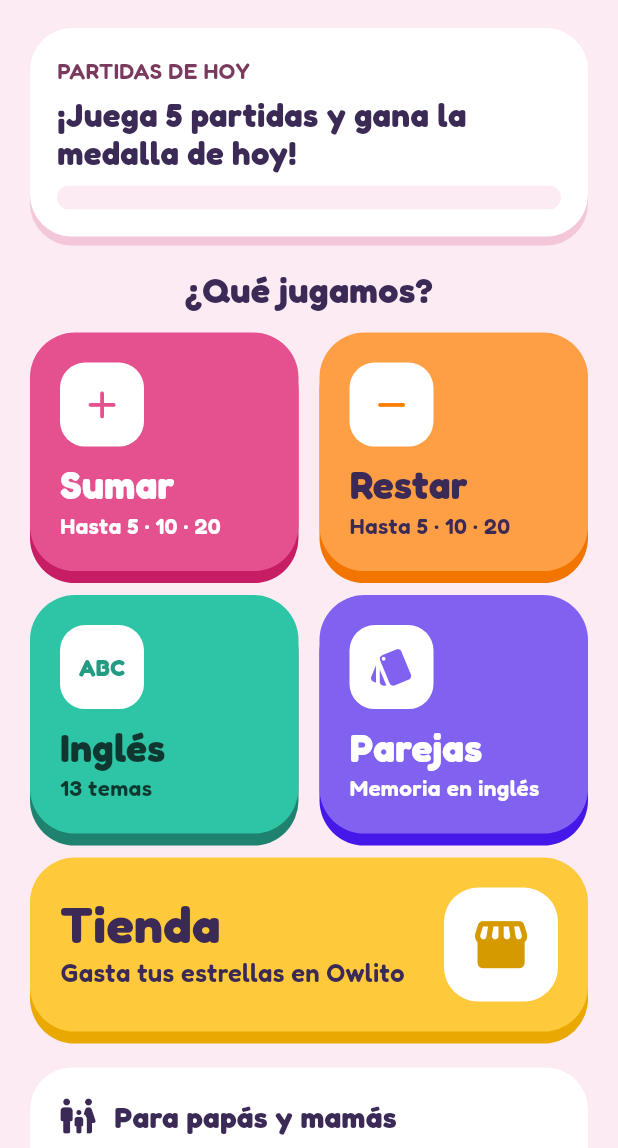
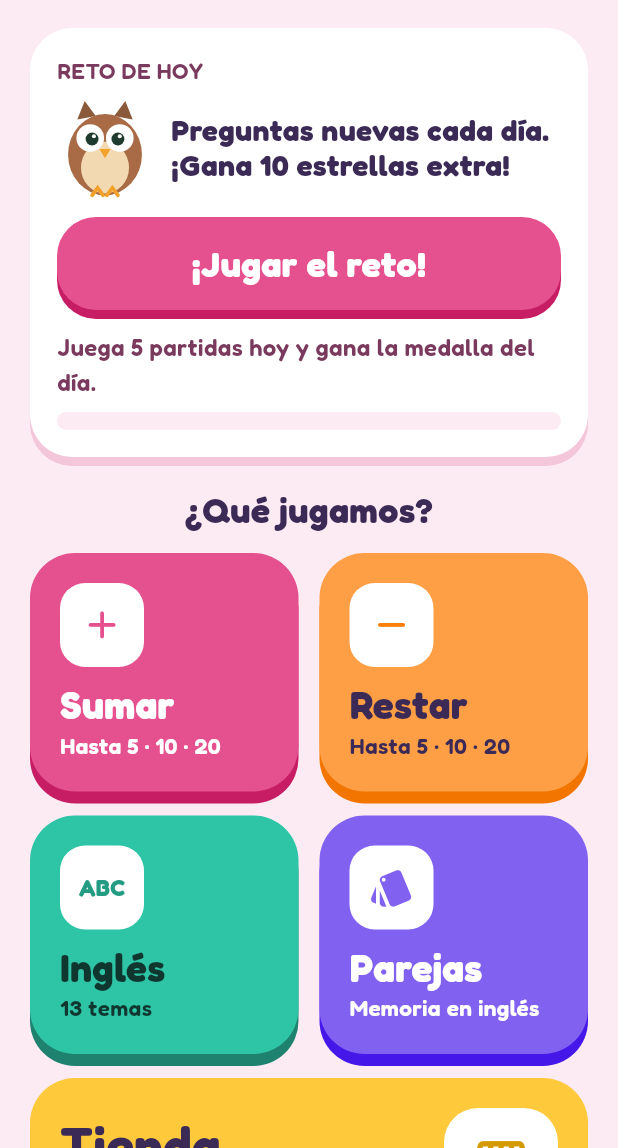
Before and after one commit to VL4N/Infantil, a Flutter app: the screen it shows after launch, on a phone screen of 412 x 824 dp, the part 88-1236 px from its top. Run offline on Flutter 3.47's test engine with Material 3 defaults, Android fonts, the phone set to English and light mode, and no system bars; our stand-ins replace audioplayers, flutter_local_notifications, flutter_tts, google_mobile_ads, in_app_purchase, shared_preferences and 1 more.

Commit message:
Reto de hoy, estrellas diarias y Owlito triste si no se hace el reto
- Las estrellas de cada nivel empiezan de nuevo cada día (el mejor resultado de siempre queda para papás).
- Reto de hoy: 10 preguntas que cambian cada día (sumas, restas e inglés), +10 estrellas una vez al día.
- Racha de días seguidos con el reto.
- Owlito se ve feliz con el reto hecho y triste si ayer no se hizo, en el menú y en la tarjeta del reto.

Co-Authored-By: Claude Opus 5.5 <noreply@anthropic.com>
Claude-Session: https://claude.ai/code/session_01HnKd8G3W1hyppV29D5Z1Vg

```diff
--- a/lib/logic/content.dart
+++ b/lib/logic/content.dart
@@ -73,6 +73,7 @@ String memoryKey(Topic topic) => 'parejas-${topic.key}';
 
 /// Nombre para papás de un nivel o tema guardado con [mathKey], [topicKey] o [memoryKey].
 String progressLabel(String key) {
+  if (key == 'reto-hoy') return 'Reto de hoy';
   final dash = key.indexOf('-');
   final kind = dash < 0 ? '' : key.substring(0, dash);
   final rest = key.substring(dash + 1);
--- /dev/null
+++ b/lib/logic/daily.dart
@@ -0,0 +1,21 @@
+import 'dart:math';
+
+import 'content.dart';
+import 'questions.dart';
+
+/// Clave del reto de hoy (para guardar su resultado).
+const challengeKey = 'reto-hoy';
+
+/// Número del día (20261021) para que el reto sea el mismo todo el día y cambie al siguiente.
+int dayNumber(DateTime t) => t.year * 10000 + t.month * 100 + t.day;
+
+/// Las preguntas del reto de hoy: sumas, restas e inglés mezclados. Con la misma semilla
+/// (el día y el niño) salen siempre las mismas; al día siguiente, otras.
+Random challengeRandom(DateTime day, int profileId) => Random(dayNumber(day) * 7 + profileId);
+
+/// Una pregunta del reto. Usa niveles hasta 10 y los temas de inglés que el niño puede jugar.
+QuestionMaker challengeQuestions(List<Topic> playableTopics) => (r) => switch (r.nextInt(3)) {
+      0 => additionQuestion(r, 10),
+      1 => subtractionQuestion(r, 10),
+      _ => englishMixedQuestion(r, playableTopics[r.nextInt(playableTopics.length)]),
+    };
--- a/lib/screens/menu_screen.dart
+++ b/lib/screens/menu_screen.dart
@@ -1,6 +1,7 @@
 import 'package:flutter/material.dart';
 
 import '../logic/content.dart';
+import '../logic/daily.dart';
 import '../logic/questions.dart';
 import '../services/app_state.dart';
 import '../services/voice.dart';
@@ -83,37 +84,10 @@ class MenuScreen extends StatelessWidget {
   /// Tarjeta de las partidas de hoy y los juegos en cuadrícula. De día ("Caramelo") y de noche
   /// ("Noche estrellada") es la misma pantalla; solo cambian los colores.
   List<Widget> _body(BuildContext context, List<_Game> games) {
-    final p = context.palette;
     final today = AppState.instance.gamesToday;
     final left = AppState.dailyGoal - today;
     return [
-      _Card(
-        child: Column(
-          crossAxisAlignment: CrossAxisAlignment.start,
-          children: [
-            Text('PARTIDAS DE HOY', style: TextStyle(fontSize: 15, fontWeight: FontWeight.w600, color: p.inkSoft)),
-            const SizedBox(height: 6),
-            Text(
-              today == 0
-                  ? '¡Juega ${AppState.dailyGoal} partidas y gana la medalla de hoy!'
-                  : left > 0
-                      ? '¡Vas muy bien! ${left == 1 ? 'Una partida más' : '$left partidas más'} para tu medalla'
-                      : '¡Ganaste la medalla de hoy!',
-              style: const TextStyle(fontSize: 22, fontWeight: FontWeight.w700, height: 1.15),
-            ),
-            const SizedBox(height: 10),
-            ClipRRect(
-              borderRadius: BorderRadius.circular(99),
-              child: LinearProgressIndicator(
-                value: (today / AppState.dailyGoal).clamp(0, 1).toDouble(),
-                minHeight: 16,
-                color: p.math,
-                backgroundColor: p.bg,
-              ),
-            ),
-          ],
-        ),
-      ),
+      _ChallengeCard(today: today, left: left),
       const SizedBox(height: 18),
       const Text('¿Qué jugamos?', textAlign: TextAlign.center, style: TextStyle(fontSize: 24, fontWeight: FontWeight.w700)),
       const SizedBox(height: 12),
@@ -136,6 +110,98 @@ class MenuScreen extends StatelessWidget {
 }
 
 
+/// Reto de hoy (preguntas nuevas cada día y estrellas extra) y la medalla de las partidas de hoy.
+class _ChallengeCard extends StatelessWidget {
+  const _ChallengeCard({required this.today, required this.left});
+  final int today;
+  final int left;
+
+  @override
+  Widget build(BuildContext context) {
+    final p = context.palette;
+    final state = AppState.instance;
+    final done = state.challengeDoneToday;
+    final mood = state.owlMood;
+    final streak = state.challengeStreak;
+    void play() {
+      final topicsToPlay = [for (final t in topics) if (state.canPlayTopic(t.key)) t];
+      Navigator.push(
+        context,
+        MaterialPageRoute(
+          builder: (_) => GameScreen(
+            title: 'Reto de hoy',
+            progressKey: challengeKey,
+            makeQuestion: challengeQuestions(topicsToPlay),
+            random: challengeRandom(state.now(), state.profile.id),
+          ),
+        ),
+      );
+    }
+
+    return _Card(
+      child: Column(
+        crossAxisAlignment: CrossAxisAlignment.stretch,
+        children: [
+          Text('RETO DE HOY', style: TextStyle(fontSize: 15, fontWeight: FontWeight.w600, color: p.inkSoft)),
+          const SizedBox(height: 6),
+          Row(
+            children: [
+              Owl(size: 64, night: p.night, wearing: state.wearing, feathers: state.featherColors, mood: mood),
+              const SizedBox(width: 12),
+              Expanded(
+                child: Text(
+                  key: const Key('challenge-text'),
+                  switch (mood) {
+                    OwlMood.happy => '¡Reto completado! Owlito está feliz. Mañana hay uno nuevo.',
+                    OwlMood.sad => 'Owlito está triste: ayer no hubo reto. ¡Juega el de hoy para alegrarlo!',
+                    OwlMood.normal => 'Preguntas nuevas cada día. ¡Gana ${AppState.challengeBonus} estrellas extra!',
+                  },
+                  style: const TextStyle(fontSize: 20, fontWeight: FontWeight.w700, height: 1.15),
+                ),
+              ),
+            ],
+          ),
+          if (streak >= 2) ...[
+            const SizedBox(height: 6),
+            Text('🔥 $streak días seguidos con el reto',
+                key: const Key('challenge-streak'),
+                style: TextStyle(fontSize: 16, fontWeight: FontWeight.w700, color: p.inkSoft)),
+          ],
+          const SizedBox(height: 12),
+          BigButton(
+            key: const Key('challenge'),
+            label: done ? 'Jugar otra vez' : '¡Jugar el reto!',
+            fontSize: done ? 20 : 24,
+            color: done ? null : p.math,
+            textColor: done ? null : p.mathInk,
+            padding: const EdgeInsets.symmetric(vertical: 14, horizontal: 16),
+            onTap: play,
+          ),
+          const SizedBox(height: 14),
+          Text(
+            today == 0
+                ? 'Juega ${AppState.dailyGoal} partidas hoy y gana la medalla del día.'
+                : left > 0
+                    ? '¡Vas muy bien! ${left == 1 ? 'Una partida más' : '$left partidas más'} para la medalla de hoy.'
+                    : '¡Ganaste la medalla de hoy!',
+            style: TextStyle(fontSize: 16, color: p.inkSoft),
+          ),
+          const SizedBox(height: 8),
+          ClipRRect(
+            borderRadius: BorderRadius.circular(99),
+            child: LinearProgressIndicator(
+              value: (today / AppState.dailyGoal).clamp(0, 1).toDouble(),
+              minHeight: 12,
+              color: p.math,
+              backgroundColor: p.bg,
+            ),
+          ),
+        ],
+      ),
+    );
+  }
+}
+
 class _Game {
   const _Game(this.title, this.subtitle, this.color, this.ink, this.icon, this.onTap);
   final String title;
@@ -156,7 +222,12 @@ class _Header extends StatelessWidget {
   @override
   Widget build(BuildContext context) => Row(
         children: [
-          Owl(size: 44, night: night, wearing: AppState.instance.wearing, feathers: AppState.instance.featherColors),
+          Owl(
+              size: 44,
+              night: night,
+              wearing: AppState.instance.wearing,
+              feathers: AppState.instance.featherColors,
+              mood: AppState.instance.owlMood),
           const SizedBox(width: 8),
           Expanded(
             child: Text('Aprende Jugando',
@@ -412,7 +483,7 @@ class MathLevelsScreen extends StatelessWidget {
               BigButton(
                 label: label,
                 locked: !state.canPlayMath(max),
-                stars: state.canPlayMath(max) ? state.bestFor(subtract ? subtractKey(max) : mathKey(max)) : null,
+                stars: state.canPlayMath(max) ? state.todayFor(subtract ? subtractKey(max) : mathKey(max)) : null,
                 onTap: () => state.canPlayMath(max)
                     ? Navigator.push(context, MaterialPageRoute(
                         builder: (_) => subtract
@@ -452,7 +523,7 @@ class EnglishTopicsScreen extends StatelessWidget {
                 label: topic.label,
                 locked: !state.canPlayTopic(topic.key),
                 stars: state.canPlayTopic(topic.key)
-                    ? state.bestFor(memory ? memoryKey(topic) : topicKey(topic))
+                    ? state.todayFor(memory ? memoryKey(topic) : topicKey(topic))
                     : null,
                 onTap: () => state.canPlayTopic(topic.key)
                     ? Navigator.push(context, MaterialPageRoute(
--- a/lib/services/app_state.dart
+++ b/lib/services/app_state.dart
@@ -3,6 +3,7 @@ import 'package:shared_preferences/shared_preferences.dart';
 
 import '../config.dart';
 import '../logic/shop.dart';
+import '../theme.dart' show OwlMood;
 
 /// Un niño que juega en este teléfono. El primero (id 0) guarda su progreso con las claves
 /// de siempre, así no se pierde lo jugado antes de que hubiera perfiles.
@@ -111,6 +112,15 @@ class AppState extends ChangeNotifier {
       if (k.startsWith('played:')) played[k.substring(7)] = prefs.getInt(key) ?? 0;
       if (k.startsWith('miss:')) misses[k.substring(5)] = prefs.getInt(key) ?? 0;
     }
+    _todayBestDay = prefs.getString(_k('todayBestDay')) ?? '';
+    _todayBest
+      ..clear()
+      ..addEntries([
+        for (final e in prefs.getStringList(_k('todayBest')) ?? const <String>[])
+          if (e.contains('=')) MapEntry(e.substring(0, e.lastIndexOf('=')), int.tryParse(e.substring(e.lastIndexOf('=') + 1)) ?? 0),
+      ]);
+    _challengeDay = prefs.getString(_k('challengeDay')) ?? '';
+    _streak = prefs.getInt(_k('streak')) ?? 0;
     _gamesDay = prefs.getString(_k('gamesDay')) ?? '';
     _gamesOnDay = prefs.getInt(_k('gamesOnDay')) ?? 0;
     days
@@ -224,6 +234,47 @@ class AppState extends ChangeNotifier {
 
   int bestFor(String key) => best[key] ?? 0;
 
+  /// Estrellas de hoy en cada nivel o tema: cada día empiezan de nuevo en ☆☆☆, para que
+  /// siempre haya algo que ganar. El mejor resultado de siempre queda en [bestFor].
+  final Map<String, int> _todayBest = {};
+  String _todayBestDay = '';
+  int todayFor(String key) => _todayBestDay == _day(now()) ? (_todayBest[key] ?? 0) : 0;
+
+  /// Reto de hoy: preguntas nuevas cada día y estrellas extra la primera vez que se completa.
+  static const challengeBonus = 10;
+  String _challengeDay = '';
+  bool get challengeDoneToday => _challengeDay == _day(now());
+  int _streak = 0;
+
+  String get _yesterday => _day(now().subtract(const Duration(days: 1)));
+
+  /// Días seguidos con el reto hecho (se pierde si un día no se hace).
+  int get challengeStreak => challengeDoneToday || _challengeDay == _yesterday ? _streak : 0;
+
+  /// Cómo se ve Owlito: feliz con el reto de hoy hecho, triste si ayer no se hizo
+  /// (y el niño ya había jugado antes), normal mientras espera el reto de hoy.
+  OwlMood get owlMood {
+    if (challengeDoneToday) return OwlMood.happy;
+    if (_challengeDay == _yesterday) return OwlMood.normal;
+    final today = _day(now());
+    return days.any((d) => d != today) ? OwlMood.sad : OwlMood.normal;
+  }
+
+  /// Marca el reto de hoy como hecho y da las estrellas extra (solo la primera vez del día).
+  int completeChallenge() {
+    if (challengeDoneToday) return 0;
+    _streak = _challengeDay == _yesterday ? _streak + 1 : 1;
+    _challengeDay = _day(now());
+    _prefs?.setString(_k('challengeDay'), _challengeDay);
+    _prefs?.setInt(_k('streak'), _streak);
+    stars += challengeBonus;
+    starsEarned += challengeBonus;
+    _prefs?.setInt(_k('stars'), stars);
+    _prefs?.setInt(_k('starsEarned'), starsEarned);
+    notifyListeners();
+    return challengeBonus;
+  }
+
   /// Guarda una partida terminada: cuenta la partida y el día, y las estrellas (0 a 3)
   /// si mejoran el resultado anterior. Devuelve las estrellas.
   int recordGame(String key, int earned) {
@@ -231,9 +282,16 @@ class AppState extends ChangeNotifier {
       best[key] = earned;
       _prefs?.setInt(_k('best:$key'), earned);
     }
+    final today = _day(now());
+    if (_todayBestDay != today) {
+      _todayBest.clear();
+      _todayBestDay = today;
+    }
+    if (earned > (_todayBest[key] ?? 0)) _todayBest[key] = earned;
+    _prefs?.setString(_k('todayBestDay'), today);
+    _prefs?.setStringList(_k('todayBest'), [for (final e in _todayBest.entries) '${e.key}=${e.value}']);
     played[key] = (played[key] ?? 0) + 1;
     _prefs?.setInt(_k('played:$key'), played[key]!);
-    final today = _day(now());
     if (days.add(today)) _prefs?.setStringList(_k('days'), days.toList());
     _gamesOnDay = gamesToday + 1;
     _gamesDay = today;
--- a/lib/theme.dart
+++ b/lib/theme.dart
@@ -284,11 +284,15 @@ class StarRating extends StatelessWidget {
   }
 }
 
+/// Cara de Owlito: feliz con el reto de hoy hecho, triste si ayer no se hizo.
+enum OwlMood { normal, happy, sad }
+
 /// Owlito, el búho de la app. De día es café; de noche, morado.
 class Owl extends StatelessWidget {
-  const Owl({super.key, this.size = 100, this.night = false, this.wearing, this.feathers});
+  const Owl({super.key, this.size = 100, this.night = false, this.wearing, this.feathers, this.mood = OwlMood.normal});
   final double size;
   final bool night;
+  final OwlMood mood;
 
   /// Lo que lleva puesto de la tienda (ver logic/shop.dart), o null.
   final String? wearing;
@@ -298,16 +302,21 @@ class Owl extends StatelessWidget {
 
   @override
   Widget build(BuildContext context) => Semantics(
-        label: 'Owlito, el búho',
-        child: CustomPaint(size: Size(size, size * 112 / 104), painter: _OwlPainter(night, wearing, feathers)),
+        label: switch (mood) {
+          OwlMood.happy => 'Owlito, el búho, está feliz',
+          OwlMood.sad => 'Owlito, el búho, está triste',
+          OwlMood.normal => 'Owlito, el búho',
+        },
+        child: CustomPaint(size: Size(size, size * 112 / 104), painter: _OwlPainter(night, wearing, feathers, mood)),
       );
 }
 
 class _OwlPainter extends CustomPainter {
-  _OwlPainter(this.night, this.wearing, this.feathers);
+  _OwlPainter(this.night, this.wearing, this.feathers, this.mood);
   final bool night;
   final String? wearing;
   final (int, int, int)? feathers;
+  final OwlMood mood;
 
   @override
   void paint(Canvas canvas, Size size) {
@@ -323,11 +332,42 @@ class _OwlPainter extends CustomPainter {
     final eye = fill(night ? 0xFFFFE9A8 : 0xFFFFFFFF);
     canvas.drawCircle(const Offset(36, 46), 15, eye);
     canvas.drawCircle(const Offset(68, 46), 15, eye);
-    final pupil = fill(night ? 0xFF1B1F4B : 0xFF1F3B2D);
-    canvas.drawCircle(const Offset(38, 47), 7, pupil);
-    canvas.drawCircle(const Offset(66, 47), 7, pupil);
-    canvas.drawCircle(const Offset(40, 44), 2.2, fill(0xFFFFFFFF));
-    canvas.drawCircle(const Offset(68, 44), 2.2, fill(0xFFFFFFFF));
+    final pupilC = night ? 0xFF1B1F4B : 0xFF1F3B2D;
+    if (mood == OwlMood.happy) {
+      // Ojos cerrados de felicidad (^ ^) y cachetes rosados.
+      final smile = Paint()
+        ..color = Color(pupilC)
+        ..style = PaintingStyle.stroke
+        ..strokeWidth = 4
+        ..strokeCap = StrokeCap.round;
+      canvas.drawPath(Path()..moveTo(27, 50)..quadraticBezierTo(36, 36, 45, 50), smile);
+      canvas.drawPath(Path()..moveTo(59, 50)..quadraticBezierTo(68, 36, 77, 50), smile);
+      canvas.drawCircle(const Offset(24, 62), 5, fill(0x88FF7FA8));
+      canvas.drawCircle(const Offset(80, 62), 5, fill(0x88FF7FA8));
+    } else {
+      final pupil = fill(pupilC);
+      final dy = mood == OwlMood.sad ? 4.0 : 0.0; // triste: mira hacia abajo
+      canvas.drawCircle(Offset(38, 47 + dy), 7, pupil);
+      canvas.drawCircle(Offset(66, 47 + dy), 7, pupil);
+      canvas.drawCircle(Offset(40, 44 + dy), 2.2, fill(0xFFFFFFFF));
+      canvas.drawCircle(Offset(68, 44 + dy), 2.2, fill(0xFFFFFFFF));
+      if (mood == OwlMood.sad) {
+        // Párpados caídos, cejas tristes y una lágrima.
+        final lid = fill(feathers?.$2 ?? (night ? 0xFF8270F0 : 0xFFA86B45));
+        canvas.drawArc(Rect.fromCircle(center: const Offset(36, 46), radius: 15.5), math.pi, math.pi, false, lid);
+        canvas.drawArc(Rect.fromCircle(center: const Offset(68, 46), radius: 15.5), math.pi, math.pi, false, lid);
+        final brow = Paint()
+          ..color = Color(pupilC)
+          ..strokeWidth = 3.5
+          ..strokeCap = StrokeCap.round;
+        canvas.drawLine(const Offset(24, 30), const Offset(44, 25), brow);
+        canvas.drawLine(const Offset(80, 30), const Offset(60, 25), brow);
+        canvas.drawPath(
+          Path()..moveTo(25, 58)..quadraticBezierTo(19, 68, 25, 70)..quadraticBezierTo(31, 68, 25, 58),
+          fill(0xFF6EC6FF),
+        );
+      }
+    }
     canvas.drawPath(Path()..moveTo(46, 58)..lineTo(58, 58)..lineTo(52, 68)..close(), fill(0xFFF2A12B));
     if (!night) {
       final feet = Paint()
@@ -391,7 +431,7 @@ class _OwlPainter extends CustomPainter {
   }
 
   @override
-  bool shouldRepaint(_OwlPainter old) => old.night != night || old.wearing != wearing || old.feathers != feathers;
+  bool shouldRepaint(_OwlPainter old) => old.night != night || old.wearing != wearing || old.feathers != feathers || old.mood != mood;
 }
 
 /// Cielo de noche detrás del menú: estrellas y luna.
```
Also changed, not shown: lib/screens/game_screen.dart (+6 -2 lines), 2 other files.
